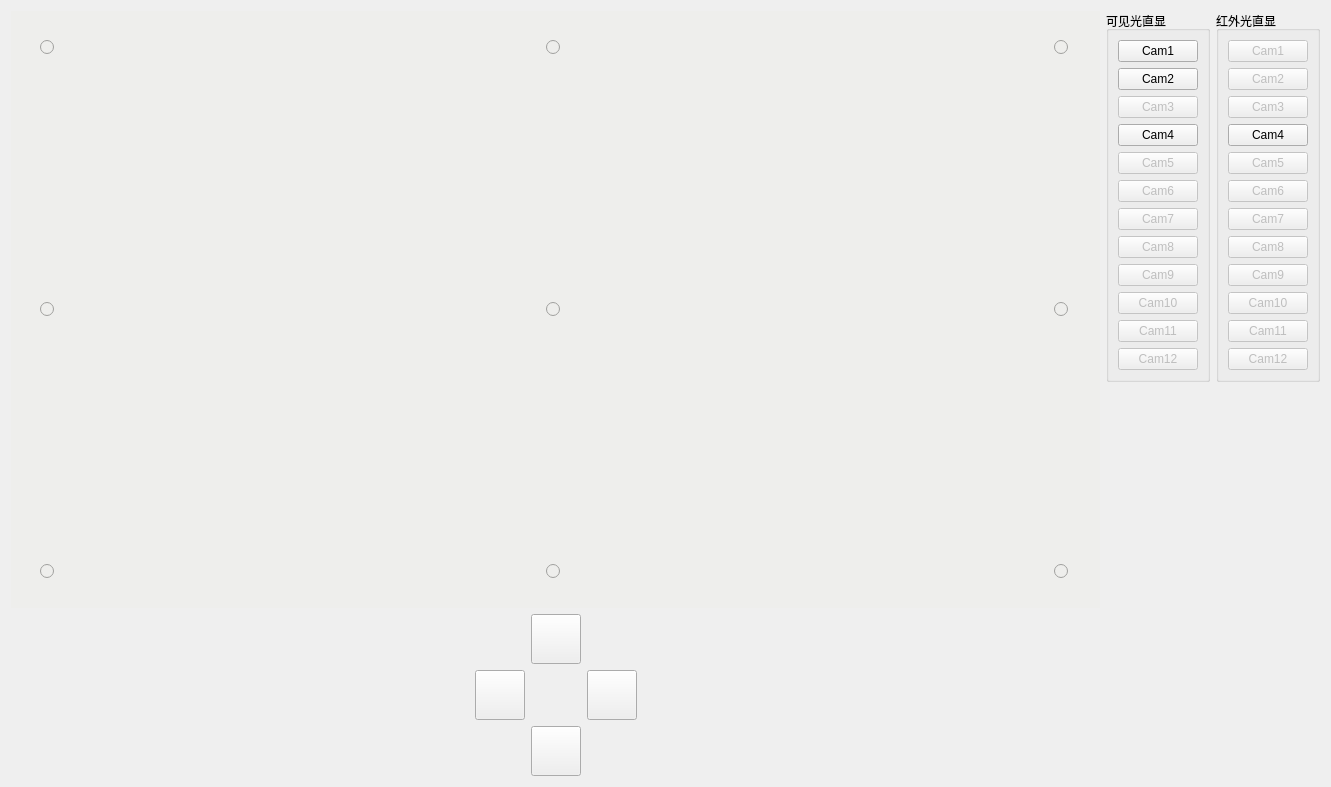
The window that control_tower_system/client/src/view/directcamview.ui (shengxiaoyi1993/cpp-qt) describes before a commit, drawn with Qt 5.
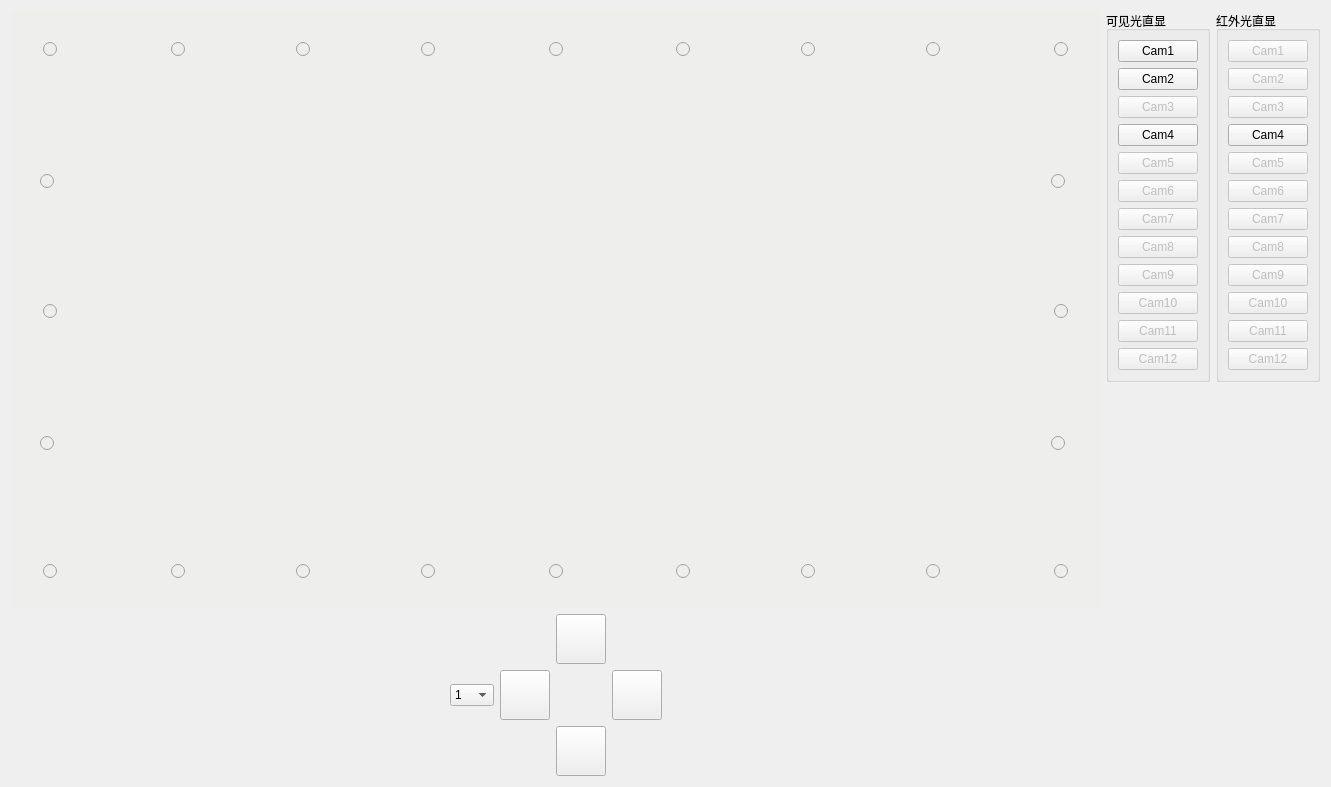
The same window after the commit. Icons and pictures are not drawn.

Diff of the .ui file:
```diff
--- a/control_tower_system/client/src/view/directcamview.ui
+++ b/control_tower_system/client/src/view/directcamview.ui
@@ -18,7 +18,7 @@
     <layout class="QGridLayout" name="gridLayout_33" rowstretch="4,0">
      <item row="1" column="0">
       <layout class="QGridLayout" name="gridLayout_30">
-       <item row="0" column="1">
+       <item row="0" column="2">
         <layout class="QGridLayout" name="gridLayout_8">
          <item row="2" column="1">
           <layout class="QGridLayout" name="gridLayout_26">
@@ -205,6 +205,19 @@
          </item>
         </layout>
        </item>
+       <item row="0" column="3">
+        <spacer name="horizontalSpacer">
+         <property name="orientation">
+          <enum>Qt::Horizontal</enum>
+         </property>
+         <property name="sizeHint" stdset="0">
+          <size>
+           <width>40</width>
+           <height>20</height>
+          </size>
+         </property>
+        </spacer>
+       </item>
        <item row="0" column="0">
         <spacer name="horizontalSpacer_4">
          <property name="orientation">
@@ -218,18 +231,29 @@
          </property>
         </spacer>
        </item>
-       <item row="0" column="2">
-        <spacer name="horizontalSpacer">
-         <property name="orientation">
-          <enum>Qt::Horizontal</enum>
-         </property>
-         <property name="sizeHint" stdset="0">
-          <size>
-           <width>40</width>
-           <height>20</height>
-          </size>
-         </property>
-        </spacer>
+       <item row="0" column="1">
+        <widget class="QComboBox" name="comboBox">
+         <item>
+          <property name="text">
+           <string>1</string>
+          </property>
+         </item>
+         <item>
+          <property name="text">
+           <string>10</string>
+          </property>
+         </item>
+         <item>
+          <property name="text">
+           <string>20</string>
+          </property>
+         </item>
+         <item>
+          <property name="text">
+           <string>50</string>
+          </property>
+         </item>
+        </widget>
        </item>
       </layout>
      </item>
@@ -240,21 +264,15 @@
        </property>
        <layout class="QGridLayout" name="gridLayout_9">
         <item row="0" column="0">
-         <layout class="QGridLayout" name="gridLayout_6" rowstretch="0,0,0,0,0,0,0" columnstretch="0,0,0,0,0,0,0">
-          <item row="2" column="5">
-           <spacer name="verticalSpacer_2">
-            <property name="orientation">
-             <enum>Qt::Vertical</enum>
+         <layout class="QGridLayout" name="gridLayout_6" rowstretch="0,0,0,0,0,0,0,0,0,0,0" columnstretch="0,0,0,0,0,0,0,0,0,0,0,0,0,0,0,0,0,0,0">
+          <item row="9" column="13">
+           <widget class="QRadioButton" name="radioButton_64">
+            <property name="text">
+             <string/>
             </property>
-            <property name="sizeHint" stdset="0">
-             <size>
-              <width>20</width>
-              <height>40</height>
-             </size>
-            </property>
-           </spacer>
+           </widget>
           </item>
-          <item row="0" column="3">
+          <item row="0" column="9">
            <spacer name="verticalSpacer_4">
             <property name="orientation">
              <enum>Qt::Vertical</enum>
@@ -270,8 +288,8 @@
             </property>
            </spacer>
           </item>
-          <item row="2" column="2">
-           <spacer name="horizontalSpacer_2">
+          <item row="2" column="16">
+           <spacer name="horizontalSpacer_3">
             <property name="orientation">
              <enum>Qt::Horizontal</enum>
             </property>
@@ -283,7 +301,18 @@
             </property>
            </spacer>
           </item>
-          <item row="4" column="5">
+          <item row="9" column="17">
+           <layout class="QGridLayout" name="gridLayout_19">
+            <item row="0" column="0" alignment="Qt::AlignHCenter">
+             <widget class="QRadioButton" name="radioButton_84">
+              <property name="text">
+               <string/>
+              </property>
+             </widget>
+            </item>
+           </layout>
+          </item>
+          <item row="8" column="17">
            <spacer name="verticalSpacer_3">
             <property name="orientation">
              <enum>Qt::Vertical</enum>
@@ -296,7 +325,14 @@
             </property>
            </spacer>
           </item>
-          <item row="6" column="3">
+          <item row="7" column="17">
+           <widget class="QRadioButton" name="radioButton_83">
+            <property name="text">
+             <string/>
+            </property>
+           </widget>
+          </item>
+          <item row="10" column="9">
            <spacer name="verticalSpacer_5">
             <property name="orientation">
              <enum>Qt::Vertical</enum>
@@ -312,8 +348,15 @@
             </property>
            </spacer>
           </item>
-          <item row="3" column="0">
-           <spacer name="horizontalSpacer_5">
+          <item row="7" column="1">
+           <widget class="QRadioButton" name="radioButton_03">
+            <property name="text">
+             <string/>
+            </property>
+           </widget>
+          </item>
+          <item row="5" column="18">
+           <spacer name="horizontalSpacer_6">
             <property name="orientation">
              <enum>Qt::Horizontal</enum>
             </property>
@@ -328,38 +371,134 @@
             </property>
            </spacer>
           </item>
-          <item row="3" column="1">
-           <layout class="QGridLayout" name="gridLayout_12">
-            <item row="0" column="0" alignment="Qt::AlignHCenter">
-             <widget class="QRadioButton" name="radioButton_ml">
-              <property name="text">
-               <string/>
-              </property>
-             </widget>
-            </item>
-           </layout>
+          <item row="1" column="4">
+           <spacer name="horizontalSpacer_7">
+            <property name="orientation">
+             <enum>Qt::Horizontal</enum>
+            </property>
+            <property name="sizeHint" stdset="0">
+             <size>
+              <width>40</width>
+              <height>20</height>
+             </size>
+            </property>
+           </spacer>
           </item>
-          <item row="5" column="5">
-           <layout class="QGridLayout" name="gridLayout_19">
-            <item row="0" column="0" alignment="Qt::AlignHCenter">
-             <widget class="QRadioButton" name="radioButton_br">
-              <property name="text">
-               <string/>
-              </property>
-             </widget>
-            </item>
-           </layout>
-          </item>
-          <item row="2" column="3">
-           <layout class="QGridLayout" name="gridLayout_35"/>
-          </item>
-          <item row="4" column="3">
-           <layout class="QGridLayout" name="gridLayout_36"/>
+          <item row="2" column="2">
+           <spacer name="horizontalSpacer_2">
+            <property name="orientation">
+             <enum>Qt::Horizontal</enum>
+            </property>
+            <property name="sizeHint" stdset="0">
+             <size>
+              <width>40</width>
+              <height>20</height>
+             </size>
+            </property>
+           </spacer>
           </item>
           <item row="5" column="1">
+           <layout class="QGridLayout" name="gridLayout_12">
+            <item row="0" column="0" alignment="Qt::AlignHCenter">
+             <widget class="QRadioButton" name="radioButton_02">
+              <property name="text">
+               <string/>
+              </property>
+             </widget>
+            </item>
+           </layout>
+          </item>
+          <item row="1" column="15">
+           <widget class="QRadioButton" name="radioButton_70">
+            <property name="text">
+             <string/>
+            </property>
+           </widget>
+          </item>
+          <item row="3" column="17">
+           <widget class="QRadioButton" name="radioButton_81">
+            <property name="text">
+             <string/>
+            </property>
+           </widget>
+          </item>
+          <item row="1" column="9">
+           <layout class="QGridLayout" name="gridLayout_14">
+            <item row="0" column="0" alignment="Qt::AlignHCenter">
+             <widget class="QRadioButton" name="radioButton_40">
+              <property name="text">
+               <string/>
+              </property>
+             </widget>
+            </item>
+           </layout>
+          </item>
+          <item row="5" column="17">
+           <layout class="QGridLayout" name="gridLayout_17">
+            <item row="0" column="0" alignment="Qt::AlignHCenter">
+             <widget class="QRadioButton" name="radioButton_82">
+              <property name="text">
+               <string/>
+              </property>
+             </widget>
+            </item>
+           </layout>
+          </item>
+          <item row="5" column="0">
+           <spacer name="horizontalSpacer_5">
+            <property name="orientation">
+             <enum>Qt::Horizontal</enum>
+            </property>
+            <property name="sizeType">
+             <enum>QSizePolicy::Fixed</enum>
+            </property>
+            <property name="sizeHint" stdset="0">
+             <size>
+              <width>20</width>
+              <height>20</height>
+             </size>
+            </property>
+           </spacer>
+          </item>
+          <item row="2" column="17">
+           <spacer name="verticalSpacer_2">
+            <property name="orientation">
+             <enum>Qt::Vertical</enum>
+            </property>
+            <property name="sizeHint" stdset="0">
+             <size>
+              <width>20</width>
+              <height>40</height>
+             </size>
+            </property>
+           </spacer>
+          </item>
+          <item row="9" column="1">
            <layout class="QGridLayout" name="gridLayout_11">
             <item row="0" column="0" alignment="Qt::AlignHCenter">
-             <widget class="QRadioButton" name="radioButton_bl">
+             <widget class="QRadioButton" name="radioButton_04">
+              <property name="text">
+               <string/>
+              </property>
+             </widget>
+            </item>
+           </layout>
+          </item>
+          <item row="9" column="9">
+           <layout class="QGridLayout" name="gridLayout_18">
+            <item row="0" column="0" alignment="Qt::AlignHCenter">
+             <widget class="QRadioButton" name="radioButton_44">
+              <property name="text">
+               <string/>
+              </property>
+             </widget>
+            </item>
+           </layout>
+          </item>
+          <item row="1" column="17">
+           <layout class="QGridLayout" name="gridLayout_15">
+            <item row="0" column="0" alignment="Qt::AlignHCenter">
+             <widget class="QRadioButton" name="radioButton_80">
               <property name="text">
                <string/>
               </property>
@@ -368,41 +507,95 @@
            </layout>
           </item>
           <item row="1" column="3">
-           <layout class="QGridLayout" name="gridLayout_14">
-            <item row="0" column="0" alignment="Qt::AlignHCenter">
-             <widget class="QRadioButton" name="radioButton_tm">
-              <property name="text">
-               <string/>
-              </property>
-             </widget>
-            </item>
-           </layout>
+           <widget class="QRadioButton" name="radioButton_10">
+            <property name="text">
+             <string/>
+            </property>
+           </widget>
           </item>
-          <item row="3" column="3">
-           <layout class="QGridLayout" name="gridLayout_16">
-            <item row="0" column="0" alignment="Qt::AlignHCenter">
-             <widget class="QRadioButton" name="radioButton_mm">
-              <property name="text">
-               <string/>
-              </property>
-             </widget>
-            </item>
-           </layout>
+          <item row="5" column="2">
+           <layout class="QGridLayout" name="gridLayout_31"/>
           </item>
-          <item row="3" column="4">
+          <item row="1" column="6">
+           <spacer name="horizontalSpacer_8">
+            <property name="orientation">
+             <enum>Qt::Horizontal</enum>
+            </property>
+            <property name="sizeHint" stdset="0">
+             <size>
+              <width>40</width>
+              <height>20</height>
+             </size>
+            </property>
+           </spacer>
+          </item>
+          <item row="1" column="8">
+           <spacer name="horizontalSpacer_9">
+            <property name="orientation">
+             <enum>Qt::Horizontal</enum>
+            </property>
+            <property name="sizeHint" stdset="0">
+             <size>
+              <width>40</width>
+              <height>20</height>
+             </size>
+            </property>
+           </spacer>
+          </item>
+          <item row="1" column="7">
+           <widget class="QRadioButton" name="radioButton_30">
+            <property name="text">
+             <string/>
+            </property>
+           </widget>
+          </item>
+          <item row="9" column="5">
+           <widget class="QRadioButton" name="radioButton_24">
+            <property name="text">
+             <string/>
+            </property>
+           </widget>
+          </item>
+          <item row="8" column="9">
+           <layout class="QGridLayout" name="gridLayout_36"/>
+          </item>
+          <item row="9" column="11">
+           <widget class="QRadioButton" name="radioButton_54">
+            <property name="text">
+             <string/>
+            </property>
+           </widget>
+          </item>
+          <item row="1" column="5">
+           <widget class="QRadioButton" name="radioButton_20">
+            <property name="text">
+             <string/>
+            </property>
+           </widget>
+          </item>
+          <item row="4" column="1">
+           <spacer name="verticalSpacer_6">
+            <property name="orientation">
+             <enum>Qt::Vertical</enum>
+            </property>
+            <property name="sizeHint" stdset="0">
+             <size>
+              <width>20</width>
+              <height>40</height>
+             </size>
+            </property>
+           </spacer>
+          </item>
+          <item row="9" column="3">
+           <widget class="QRadioButton" name="radioButton_14">
+            <property name="text">
+             <string/>
+            </property>
+           </widget>
+          </item>
+          <item row="5" column="16">
            <layout class="QGridLayout" name="gridLayout_37"/>
           </item>
-          <item row="3" column="5">
-           <layout class="QGridLayout" name="gridLayout_17">
-            <item row="0" column="0" alignment="Qt::AlignHCenter">
-             <widget class="QRadioButton" name="radioButton_mr">
-              <property name="text">
-               <string/>
-              </property>
-             </widget>
-            </item>
-           </layout>
-          </item>
           <item row="1" column="1">
            <layout class="QGridLayout" name="gridLayout_13">
             <item row="0" column="0" alignment="Qt::AlignHCenter">
@@ -414,33 +607,41 @@
             </item>
            </layout>
           </item>
-          <item row="3" column="2">
-           <layout class="QGridLayout" name="gridLayout_31"/>
+          <item row="9" column="15">
+           <widget class="QRadioButton" name="radioButton_74">
+            <property name="text">
+             <string/>
+            </property>
+           </widget>
           </item>
-          <item row="5" column="3">
-           <layout class="QGridLayout" name="gridLayout_18">
-            <item row="0" column="0" alignment="Qt::AlignHCenter">
-             <widget class="QRadioButton" name="radioButton_bm">
-              <property name="text">
-               <string/>
-              </property>
-             </widget>
-            </item>
-           </layout>
+          <item row="1" column="13">
+           <widget class="QRadioButton" name="radioButton_60">
+            <property name="text">
+             <string/>
+            </property>
+           </widget>
           </item>
-          <item row="1" column="5">
-           <layout class="QGridLayout" name="gridLayout_15">
-            <item row="0" column="0" alignment="Qt::AlignHCenter">
-             <widget class="QRadioButton" name="radioButton_tr">
-              <property name="text">
-               <string/>
-              </property>
-             </widget>
-            </item>
-           </layout>
+          <item row="1" column="14">
+           <spacer name="horizontalSpacer_12">
+            <property name="orientation">
+             <enum>Qt::Horizontal</enum>
+            </property>
+            <property name="sizeHint" stdset="0">
+             <size>
+              <width>40</width>
+              <height>20</height>
+             </size>
+            </property>
+           </spacer>
           </item>
-          <item row="2" column="4">
-           <spacer name="horizontalSpacer_3">
+          <item row="2" column="9">
+           <layout class="QGridLayout" name="gridLayout_35"/>
+          </item>
+          <item row="5" column="9">
+           <layout class="QGridLayout" name="gridLayout_16"/>
+          </item>
+          <item row="1" column="10">
+           <spacer name="horizontalSpacer_10">
             <property name="orientation">
              <enum>Qt::Horizontal</enum>
             </property>
@@ -452,22 +653,53 @@
             </property>
            </spacer>
           </item>
-          <item row="3" column="6">
-           <spacer name="horizontalSpacer_6">
+          <item row="3" column="1">
+           <widget class="QRadioButton" name="radioButton_01">
+            <property name="text">
+             <string/>
+            </property>
+           </widget>
+          </item>
+          <item row="1" column="12">
+           <spacer name="horizontalSpacer_11">
             <property name="orientation">
              <enum>Qt::Horizontal</enum>
             </property>
-            <property name="sizeType">
-             <enum>QSizePolicy::Fixed</enum>
+            <property name="sizeHint" stdset="0">
+             <size>
+              <width>40</width>
+              <height>20</height>
+             </size>
+            </property>
+           </spacer>
+          </item>
+          <item row="1" column="11">
+           <widget class="QRadioButton" name="radioButton_50">
+            <property name="text">
+             <string/>
+            </property>
+           </widget>
+          </item>
+          <item row="6" column="1">
+           <spacer name="verticalSpacer_7">
+            <property name="orientation">
+             <enum>Qt::Vertical</enum>
             </property>
             <property name="sizeHint" stdset="0">
              <size>
               <width>20</width>
-              <height>20</height>
+              <height>40</height>
              </size>
             </property>
            </spacer>
           </item>
+          <item row="9" column="7">
+           <widget class="QRadioButton" name="radioButton_34">
+            <property name="text">
+             <string/>
+            </property>
+           </widget>
+          </item>
          </layout>
         </item>
        </layout>
```
Left out of the diff: 2 changed lines with no effect on the pictures.
